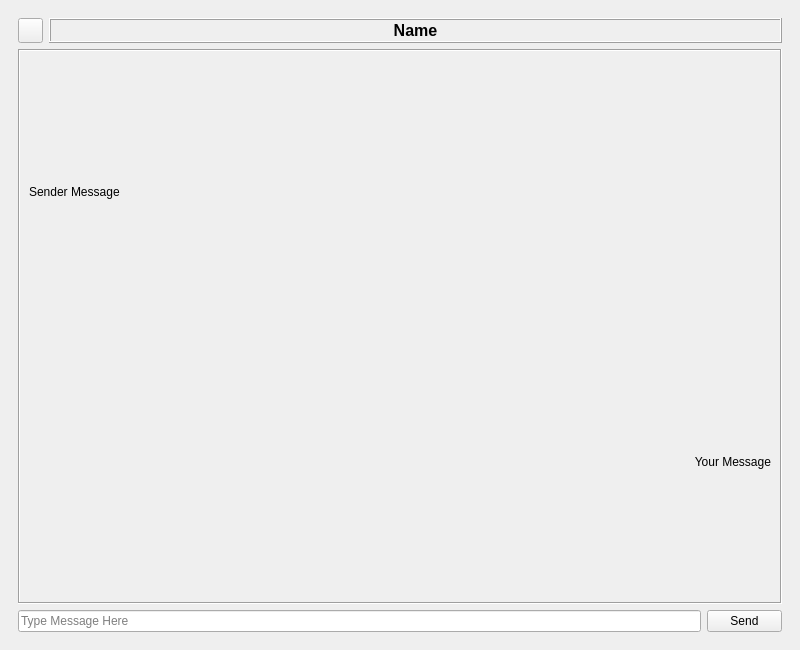
First picture: the form in chatroom.ui, repository anandverman/chat, before the edit.
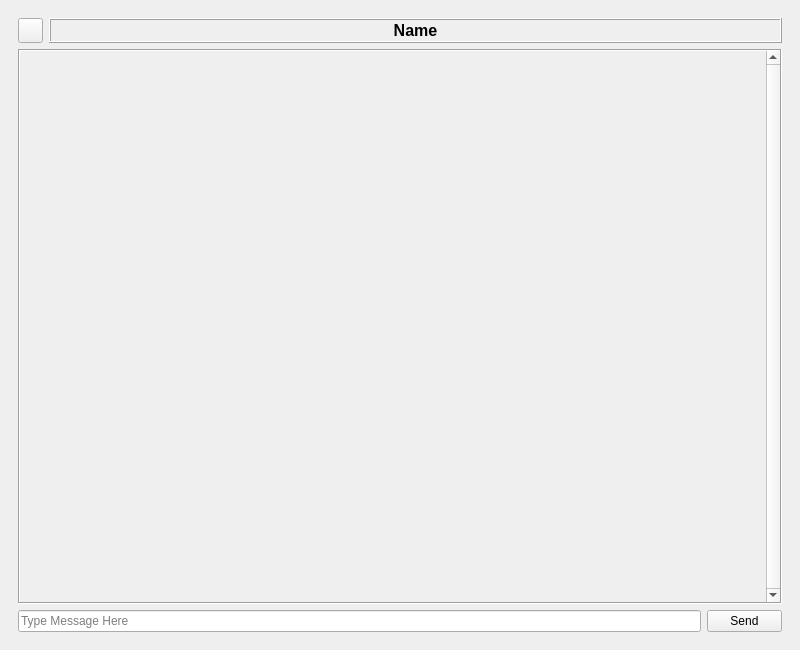
Second picture: the form after the edit. The open tabs and pages were chosen to show the change. Icons and pictures are not drawn.

```diff
--- a/chatroom.ui
+++ b/chatroom.ui
@@ -334,6 +334,9 @@
             <property name="frameShape">
              <enum>QFrame::Box</enum>
             </property>
+            <property name="verticalScrollBarPolicy">
+             <enum>Qt::ScrollBarAlwaysOn</enum>
+            </property>
             <property name="horizontalScrollBarPolicy">
              <enum>Qt::ScrollBarAsNeeded</enum>
             </property>
@@ -348,63 +351,23 @@
               <rect>
                <x>0</x>
                <y>0</y>
-               <width>758</width>
+               <width>741</width>
                <height>539</height>
               </rect>
              </property>
              <layout class="QGridLayout" name="gridLayout_10">
-              <item row="1" column="0">
-               <widget class="QLabel" name="sendmsg_label">
-                <property name="sizePolicy">
-                 <sizepolicy hsizetype="Preferred" vsizetype="MinimumExpanding">
-                  <horstretch>0</horstretch>
-                  <verstretch>0</verstretch>
-                 </sizepolicy>
-                </property>
-                <property name="minimumSize">
-                 <size>
-                  <width>0</width>
-                  <height>100</height>
-                 </size>
-                </property>
-                <property name="text">
-                 <string>Your Message</string>
-                </property>
-                <property name="alignment">
-                 <set>Qt::AlignRight|Qt::AlignTrailing|Qt::AlignVCenter</set>
-                </property>
-                <property name="wordWrap">
-                 <bool>true</bool>
-                </property>
-                <property name="margin">
-                 <number>6</number>
-                </property>
-               </widget>
-              </item>
               <item row="0" column="0">
-               <widget class="QLabel" name="recvmsg_label">
-                <property name="sizePolicy">
-                 <sizepolicy hsizetype="Preferred" vsizetype="MinimumExpanding">
-                  <horstretch>0</horstretch>
-                  <verstretch>0</verstretch>
-                 </sizepolicy>
+               <spacer name="verticalSpacer_2">
+                <property name="orientation">
+                 <enum>Qt::Vertical</enum>
                 </property>
-                <property name="minimumSize">
+                <property name="sizeHint" stdset="0">
                  <size>
-                  <width>0</width>
-                  <height>100</height>
+                  <width>20</width>
+                  <height>40</height>
                  </size>
                 </property>
-                <property name="text">
-                 <string>Sender Message</string>
-                </property>
-                <property name="wordWrap">
-                 <bool>true</bool>
-                </property>
-                <property name="margin">
-                 <number>6</number>
-                </property>
-               </widget>
+               </spacer>
               </item>
              </layout>
             </widget>
```
Left out of the diff: 5 changed lines with no effect on the pictures.
